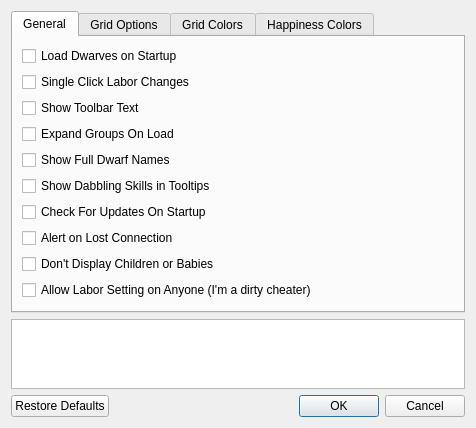
First picture: the form in ui/optionsmenu.ui, repository Dwarf-Therapist/Dwarf-Therapist, before the edit.
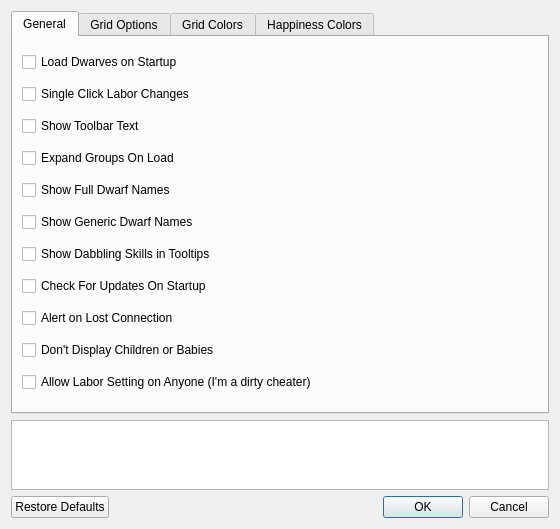
Second picture: the form after the edit. Icons and pictures are not drawn.

Commit message: Fix for Issue 320 - Added option for using generic dwarf names.

```diff
--- a/ui/optionsmenu.ui
+++ b/ui/optionsmenu.ui
@@ -9,8 +9,8 @@
    <rect>
     <x>0</x>
     <y>0</y>
-    <width>476</width>
-    <height>389</height>
+    <width>560</width>
+    <height>529</height>
    </rect>
   </property>
   <property name="windowTitle">
@@ -130,6 +130,19 @@
          </property>
         </widget>
        </item>
+       <item>
+        <widget class="QCheckBox" name="cb_generic_names">
+         <property name="statusTip">
+          <string>When checked, show generic (English) last names for dwarves. &lt;font color=red&gt;&lt;b&gt;Note: this change will not take effect until the next full read of dwarves occurrs!&lt;/font&gt;&lt;/b&gt;</string>
+         </property>
+         <property name="whatsThis">
+          <string>When checked, show generic (English) last names for dwarves. Note: this change will not take effect until the next full read of dwarves occurrs!</string>
+         </property>
+         <property name="text">
+          <string>Show Generic Dwarf Names</string>
+         </property>
+        </widget>
+       </item>
        <item>
         <widget class="QCheckBox" name="cb_show_dabbling_in_tooltip">
          <property name="statusTip">
```
The commit also changes 2 other files.
